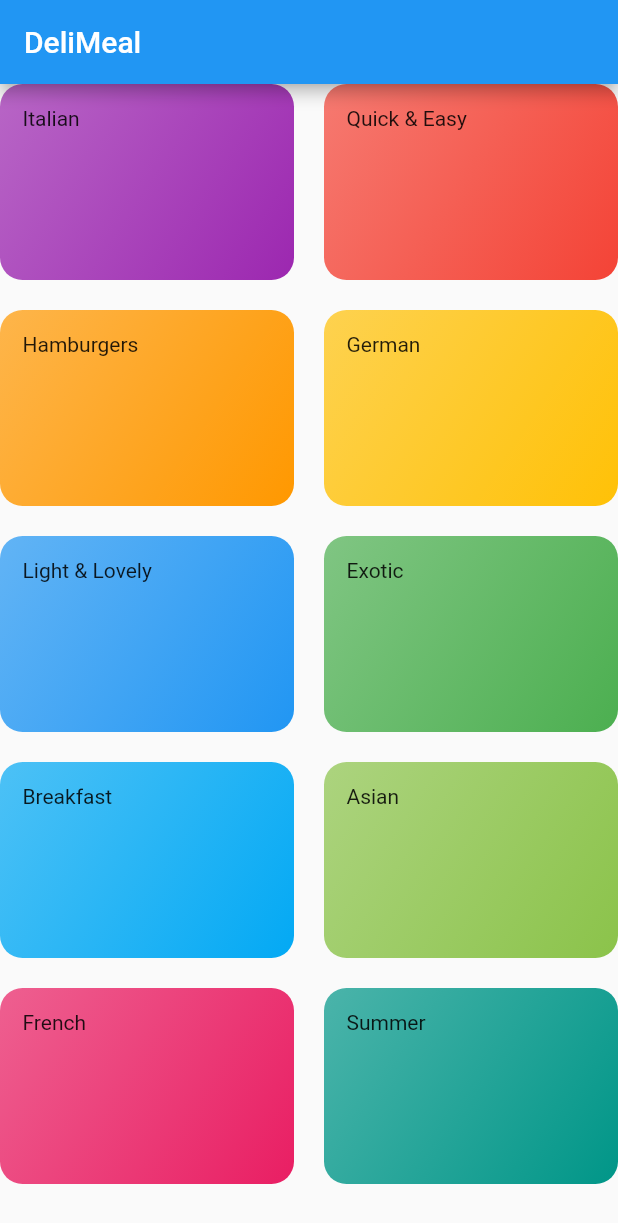
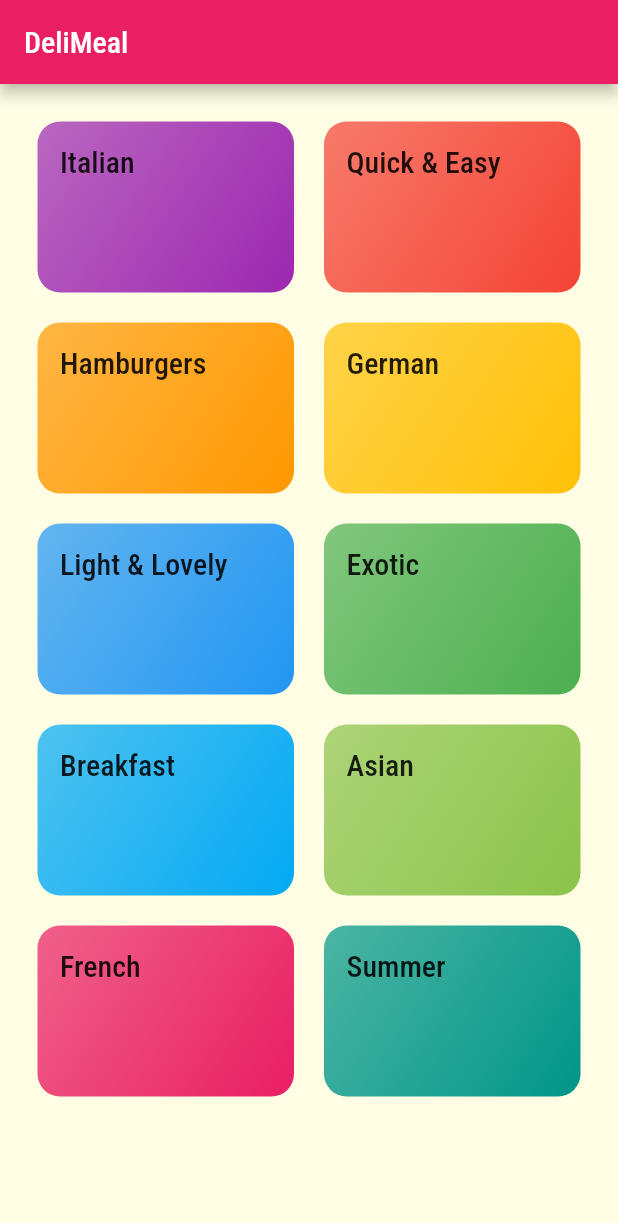
Before and after one commit to aimngx/meal-app, a Flutter app: the screen it shows after launch, on a phone screen of 412 x 824 dp. Shown: the top 1223 px of the screen. Run offline on Flutter 3.47's test engine with Material 2 defaults, Android fonts, the phone set to English and light mode, and no system bars.

Commit message:
styling and theming

```diff
--- a/lib/categories_screen.dart
+++ b/lib/categories_screen.dart
@@ -17,18 +17,19 @@ class _CategoriesScreenState extends State<CategoriesScreen> {
         title: const Text('DeliMeal'),
       ),
       body: GridView(
+        padding: const EdgeInsets.all(25),
+        gridDelegate: const SliverGridDelegateWithMaxCrossAxisExtent(
+          maxCrossAxisExtent: 200,
+          childAspectRatio: 3 / 2,
+          crossAxisSpacing: 20,
+          mainAxisSpacing: 20,
+        ),
         children: dummyCategory
             .map(
               (catData) =>
                   CategoryItem(title: catData.title, color: catData.color),
             )
             .toList(),
-        gridDelegate: SliverGridDelegateWithMaxCrossAxisExtent(
-          maxCrossAxisExtent: 200,
-          childAspectRatio: 3 / 2,
-          crossAxisSpacing: 20,
-          mainAxisSpacing: 20,
-        ),
       ),
     );
   }
--- a/lib/category_item.dart
+++ b/lib/category_item.dart
@@ -10,7 +10,6 @@ class CategoryItem extends StatelessWidget {
   Widget build(BuildContext context) {
     return Container(
       padding: const EdgeInsets.all(15),
-      child: Text(title),
       decoration: BoxDecoration(
         gradient: LinearGradient(
           colors: [
@@ -22,6 +21,10 @@ class CategoryItem extends StatelessWidget {
         ),
         borderRadius: BorderRadius.circular(15),
       ),
+      child: Text(
+        title,
+        style: Theme.of(context).textTheme.headline6,
+      ),
     );
   }
 }
--- a/lib/main.dart
+++ b/lib/main.dart
@@ -9,9 +9,23 @@ class MyApp extends StatelessWidget {
     return MaterialApp(
       title: 'DeliMeals',
       theme: ThemeData(
-        primarySwatch: Colors.blue,
+        primarySwatch: Colors.pink,
+        accentColor: Colors.amber,
+        canvasColor: Color.fromRGBO(255, 254, 229, 1),
+        fontFamily: 'Raleway',
+        textTheme: ThemeData.light().textTheme.copyWith(
+            bodyText1: const TextStyle(
+              color: Color.fromRGBO(20, 51, 51, 1),
+            ),
+            bodyText2: const TextStyle(
+              color: Color.fromRGBO(20, 51, 51, 1),
+            ),
+            headline6: const TextStyle(
+              fontSize: 20,
+              fontFamily: 'RobotoCondensed',
+            )),
       ),
-      home: CategoriesScreen(),
+      home: const CategoriesScreen(),
     );
   }
 }
```
Also changed, not shown: pubspec.yaml (+17 -6 lines), lib/assets/fonts/Raleway-Black.ttf (added), lib/assets/fonts/Raleway-Bold.ttf (added), lib/assets/fonts/Raleway-Regular.ttf (added), lib/assets/fonts/RobotoCondensed-Bold.ttf (added), lib/assets/fonts/RobotoCondensed-Italic.ttf (added), lib/assets/fonts/RobotoCondensed-Light.ttf (added), lib/assets/fonts/RobotoCondensed-Regular.ttf (added).
